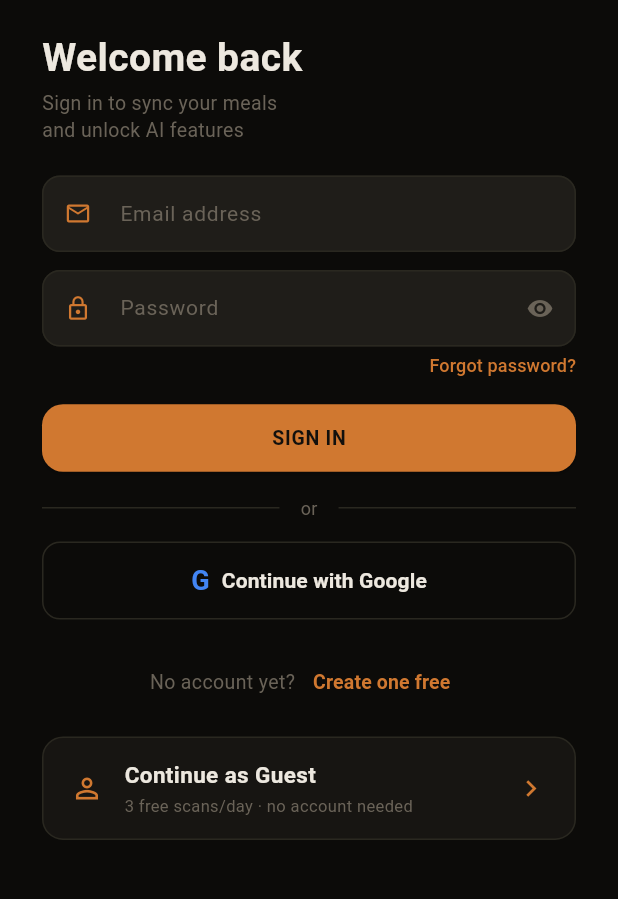
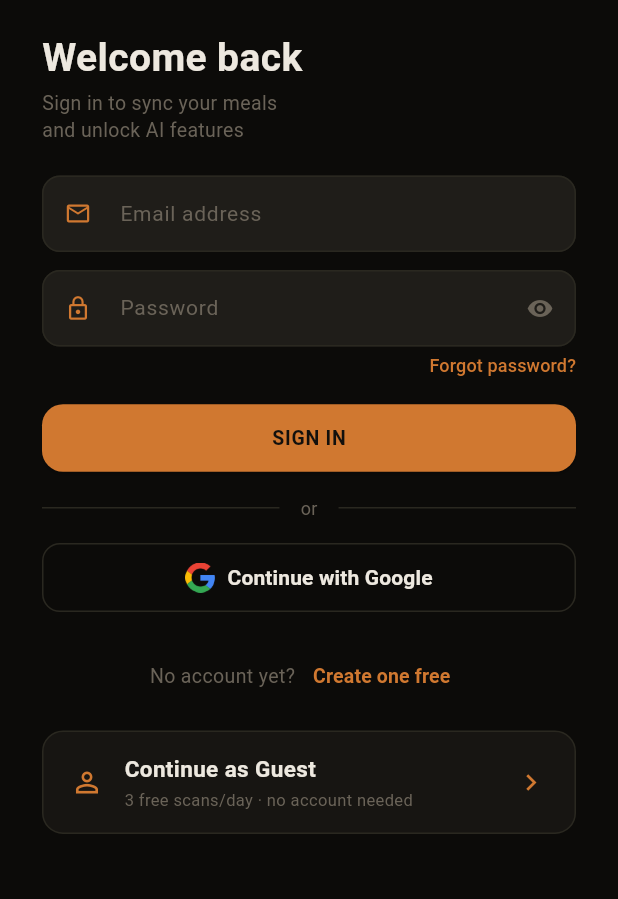
Before and after one commit to Pfumbz/calorielens, a Flutter app: the screen it shows after launch, on a phone screen of 412 x 824 dp, the part 144-1043 px from its top. Run offline on Flutter 3.47's test engine with Material 3 defaults, Android fonts, the phone set to English and light mode, and no system bars; our stand-ins replace cached_network_image, fl_chart, flutter_local_notifications, google_mobile_ads, google_sign_in, image_picker and 5 more; missing offline and left inert: health, mobile_scanner; accounts and stored records are empty; network calls fail.

Commit message:
Replace Google G text with official logo asset

```diff
--- a/lib/screens/auth/login_screen.dart
+++ b/lib/screens/auth/login_screen.dart
@@ -589,7 +589,7 @@ class _LoginScreenState extends State<LoginScreen>
       width: double.infinity,
       child: OutlinedButton.icon(
         onPressed: _loading ? null : _googleSignIn,
-        icon: const Text('G', style: TextStyle(fontSize: 18, fontWeight: FontWeight.w700, color: Color(0xFF4285F4))),
+        icon: Image.asset('assets/google_g.png', width: 20, height: 20),
         label: const Text(
           'Continue with Google',
           style: TextStyle(color: CLColors.text, fontWeight: FontWeight.w600),
--- a/pubspec.yaml
+++ b/pubspec.yaml
@@ -78,3 +78,4 @@ flutter:
   assets:
     - assets/logo.png
     - assets/logo_small.png
+    - assets/google_g.png
```
Also changed, not shown: assets/google_g.png (added).
